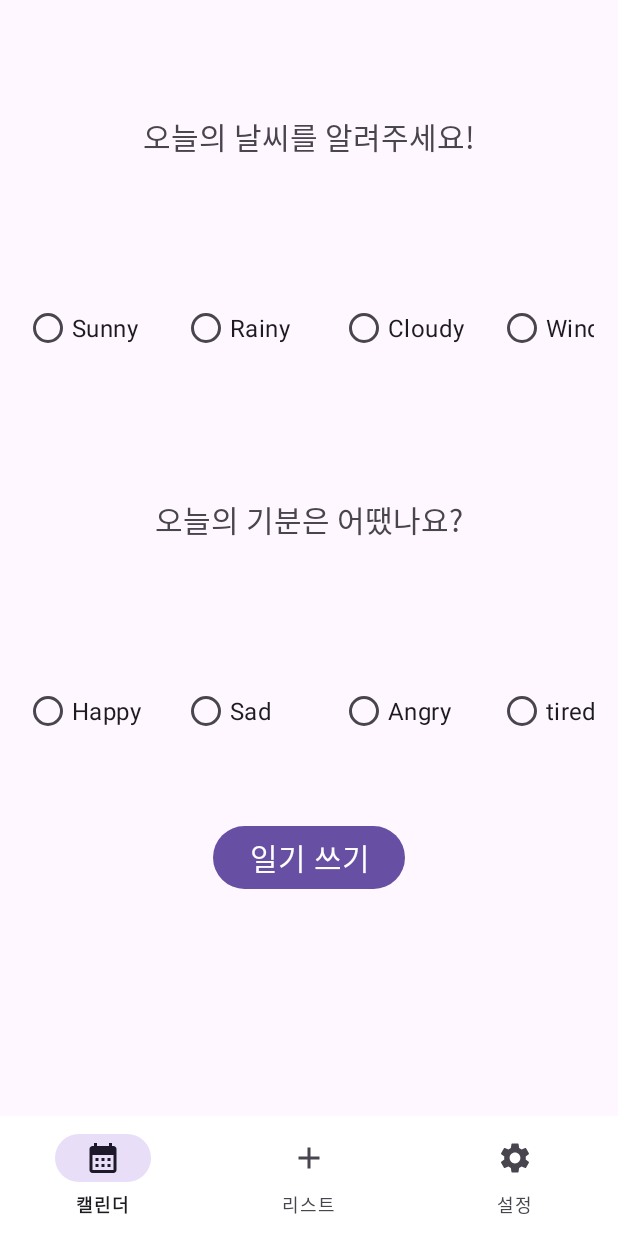
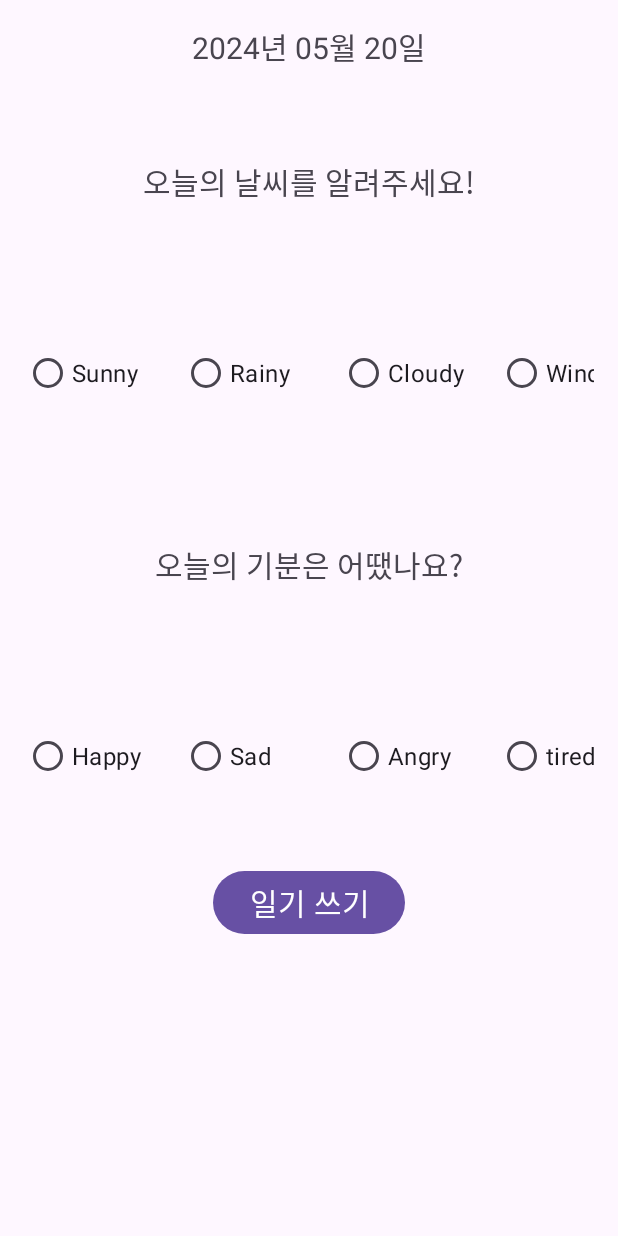
Before and after one commit to ZUZ1H3/Android-Diary-Project, an Android app: the fragment AddFragment placed in its activity, on a phone screen of 412 x 824 dp. Run offline under Robolectric (Android 15) with nearby library versions, the phone set to English and light mode, and no system bars.

Commit message:
달력의 날짜를 누르면 일기를 작성할 수 있는 기능

```diff
--- a/app/src/main/java/com/example/androidprogramming/AddFragment.java
+++ b/app/src/main/java/com/example/androidprogramming/AddFragment.java
@@ -15,9 +15,22 @@ public class AddFragment extends Fragment {
                              Bundle savedInstanceState) {
         View rootView = inflater.inflate(R.layout.fragment_add, container, false);
 
+
         rGroup_weather = rootView.findViewById(R.id.rGroup_weather);
         rGroup_mood = rootView.findViewById(R.id.rGroup_mood);
         button_write = rootView.findViewById(R.id.button_write);
+
+        // 날짜 데이터 받아오기
+        Bundle bundle = getArguments();
+        if (bundle != null) {
+            int year = bundle.getInt("year");
+            int month = bundle.getInt("month");
+            int day = bundle.getInt("day");
+
+            // 날짜를 텍스트뷰에 표시
+            TextView dateText = rootView.findViewById(R.id.date);
+            dateText.setText(year + "년 " + month + "월 " + day + "일");
+        }
 
         button_write.setOnClickListener(new View.OnClickListener() {
             @Override
@@ -43,7 +56,13 @@ public class AddFragment extends Fragment {
         });
 
         return rootView;
-        //return inflater.inflate(R.layout.fragment_add, container, false);
+
+    }
+
+    public void onResume() {
+        super.onResume();
+        // 프래그먼트가 화면에 표시될 때 네비게이션 바를 숨깁니다.
+        ((MainActivity) getActivity()).hideNavigationBar();
     }
 
 }
--- a/app/src/main/java/com/example/androidprogramming/CalendarAdapter.java
+++ b/app/src/main/java/com/example/androidprogramming/CalendarAdapter.java
@@ -1,20 +1,28 @@
 package com.example.androidprogramming;
+
+import android.graphics.Color;
+import android.os.Bundle;
 import android.view.LayoutInflater;
 import android.view.View;
 import android.view.ViewGroup;
 import android.widget.TextView;
+import android.widget.Toast;
 
 import androidx.annotation.NonNull;
 import androidx.recyclerview.widget.RecyclerView;
 
+import java.text.SimpleDateFormat;
 import java.util.ArrayList;
+import java.util.Calendar;
+import java.util.Locale;
 
+public class CalendarAdapter extends RecyclerView.Adapter<CalendarAdapter.CalendarViewHolder> {
+    ArrayList<Calendar> dayList;
 
-public class CalendarAdapter extends RecyclerView.Adapter<CalendarAdapter.CalendarViewHolder>{
-    ArrayList<String> dayList;
-    public CalendarAdapter(ArrayList<String> dayList){
+    public CalendarAdapter(ArrayList<Calendar> dayList) {
         this.dayList = dayList;
     }
+
     @NonNull
     @Override
     public CalendarViewHolder onCreateViewHolder(@NonNull ViewGroup parent, int viewType) {
@@ -25,7 +33,45 @@ public class CalendarAdapter extends RecyclerView.Adapter<CalendarAdapter.Calend
 
     @Override
     public void onBindViewHolder(@NonNull CalendarViewHolder holder, int position) {
-        holder.dayText.setText(dayList.get(position));
+        Calendar day = dayList.get(position);
+
+        if (day == null) {
+            holder.dayText.setText(""); // 빈 칸
+        } else {
+            holder.dayText.setText(String.valueOf(day.get(Calendar.DAY_OF_MONTH)));
+        }
+
+        // 텍스트 색상 지정 (토, 일)
+        if ((position + 1) % 7 == 0) {
+            holder.dayText.setTextColor(Color.BLUE);
+        } else if (position == 0 || position % 7 == 0) {
+            holder.dayText.setTextColor(Color.RED);
+        }
+
+        // 날짜 클릭 이벤트
+        holder.itemView.setOnClickListener(new View.OnClickListener() {
+            @Override
+            public void onClick(View view) {
+                int iYear = day.get(Calendar.YEAR);
+                int iMonth = day.get(Calendar.MONTH) + 1; // Calendar.MONTH는 0부터 시작
+                int iDay = day.get(Calendar.DAY_OF_MONTH);
+
+                //String yearMonDay = iYear + "년 " + iMonth + "월 " + iDay + "일";
+                //Toast.makeText(holder.itemView.getContext(), yearMonDay, Toast.LENGTH_SHORT).show();
+
+                AddFragment addFragment = new AddFragment();
+                // 날짜 데이터를 번들에 담아 프래그먼트로 전달
+                Bundle bundle = new Bundle();
+                bundle.putInt("year", iYear);
+                bundle.putInt("month", iMonth);
+                bundle.putInt("day", iDay);
+                addFragment.setArguments(bundle);
+                ((MainActivity)holder.itemView.getContext()).getSupportFragmentManager().beginTransaction()
+                        .replace(R.id.container, addFragment)
+                        .commit();
+
+            }
+        });
     }
 
     @Override
@@ -33,12 +79,12 @@ public class CalendarAdapter extends RecyclerView.Adapter<CalendarAdapter.Calend
         return dayList.size();
     }
 
-    class CalendarViewHolder extends RecyclerView.ViewHolder{
+    class CalendarViewHolder extends RecyclerView.ViewHolder {
         TextView dayText;
-        public CalendarViewHolder(@NonNull View itemView){
+
+        public CalendarViewHolder(@NonNull View itemView) {
             super(itemView);
             dayText = itemView.findViewById(R.id.dayText); // dayText 초기화
-
         }
     }
 }
--- a/app/src/main/java/com/example/androidprogramming/CalendarFragment.java
+++ b/app/src/main/java/com/example/androidprogramming/CalendarFragment.java
@@ -4,7 +4,6 @@ import android.os.Bundle;
 import androidx.annotation.NonNull;
 import androidx.annotation.Nullable;
 import androidx.fragment.app.Fragment;
-import androidx.fragment.app.FragmentTransaction;
 import androidx.recyclerview.widget.GridLayoutManager;
 import androidx.recyclerview.widget.RecyclerView;
 import android.view.LayoutInflater;
@@ -12,13 +11,12 @@ import android.view.View;
 import android.view.ViewGroup;
 import android.widget.Button;
 import android.widget.TextView;
-
 import java.text.SimpleDateFormat;
 import java.util.ArrayList;
 import java.util.Calendar;
 import java.util.Date;
 
-public class CalendarFragment extends Fragment {
+public class CalendarFragment extends Fragment{
 
     private TextView monthYearText;
     private Date now = new Date();
@@ -55,28 +53,12 @@ public class CalendarFragment extends Fragment {
             }
         });
 
-        /*listBtn.setOnClickListener(new View.OnClickListener() {
-            @Override
-            public void onClick(View v) {
-                FragmentTransaction fragmentTransaction = getFragmentManager().beginTransaction();
-
-                if (listFragment != null) {
-                    fragmentTransaction.show(listFragment);
-                } else {
-                    listFragment = new ListFragment();
-                    fragmentTransaction.add(R.id.container, listFragment);
-                }
-
-                fragmentTransaction.hide(CalendarFragment.this);
-                fragmentTransaction.commit();
-            }
-        });*/
         return view;
     }
 
     private void setMonthView() {
         monthYearText.setText(dateFormat.format(calendar.getTime()));
-        ArrayList<String> dayList = dayInMonthArray(calendar);
+        ArrayList<Calendar> dayList = dayInMonthArray(calendar);
         CalendarAdapter adapter = new CalendarAdapter(dayList);
         RecyclerView.LayoutManager manager = new GridLayoutManager(getContext(), 7);
         recyclerView.setLayoutManager(manager);
@@ -84,8 +66,8 @@ public class CalendarFragment extends Fragment {
     }
 
 
-    private ArrayList<String> dayInMonthArray(Calendar calendar) {
-        ArrayList<String> dayList = new ArrayList<>();
+    private ArrayList<Calendar> dayInMonthArray(Calendar calendar) {
+        ArrayList<Calendar> dayList = new ArrayList<>();
         int month = calendar.get(Calendar.MONTH) + 1;
         int lastDay = calendar.getActualMaximum(Calendar.DAY_OF_MONTH);
         calendar.set(Calendar.DAY_OF_MONTH, 1);
@@ -93,13 +75,16 @@ public class CalendarFragment extends Fragment {
 
         // 빈 칸 채우기
         for (int i = 1; i < dayOfWeek; i++) {
-            dayList.add("");
+            dayList.add(null);
         }
 
         for (int i = 1; i <= lastDay; i++) {
-            dayList.add(String.valueOf(i));
+            Calendar day = (Calendar) calendar.clone();
+            day.set(Calendar.DAY_OF_MONTH, i);
+            dayList.add(day);
         }
 
         return dayList;
     }
+
 }
--- a/app/src/main/java/com/example/androidprogramming/MainActivity.java
+++ b/app/src/main/java/com/example/androidprogramming/MainActivity.java
@@ -12,12 +12,14 @@ import com.google.android.material.navigation.NavigationBarView;
 
 import java.util.Set;
 
-public class MainActivity extends AppCompatActivity {
+public class MainActivity extends AppCompatActivity{
 
     CalendarFragment calendarFragment;
     AddFragment addFragment;
     SettingFragment settingFragment;
     Fragment activeFragment;
+
+    ListFragment listFragment;
 
     NavigationBarView navigationBarView;
     @Override
@@ -28,10 +30,11 @@ public class MainActivity extends AppCompatActivity {
         calendarFragment = new CalendarFragment();
         addFragment = new AddFragment();
         settingFragment = new SettingFragment();
+        listFragment = new ListFragment();
 
         // Add fragments to container
         getSupportFragmentManager().beginTransaction().add(R.id.containers, settingFragment, "3").hide(settingFragment).commit();
-        getSupportFragmentManager().beginTransaction().add(R.id.containers, addFragment, "2").hide(addFragment).commit();
+        getSupportFragmentManager().beginTransaction().add(R.id.containers, listFragment, "2").hide(listFragment).commit();
         getSupportFragmentManager().beginTransaction().add(R.id.containers, calendarFragment, "1").commit();
 
         activeFragment = calendarFragment;
@@ -46,9 +49,9 @@ public class MainActivity extends AppCompatActivity {
                     getSupportFragmentManager().beginTransaction().hide(activeFragment).show(calendarFragment).commit();
                     activeFragment = calendarFragment;
                     return true;
-                } else if (itemId == R.id.add) {
-                    getSupportFragmentManager().beginTransaction().hide(activeFragment).show(addFragment).commit();
-                    activeFragment = addFragment;
+                } else if (itemId == R.id.list) {
+                    getSupportFragmentManager().beginTransaction().hide(activeFragment).show(listFragment).commit();
+                    activeFragment = listFragment;
                     return true;
                 } else if (itemId == R.id.setting) {
                     getSupportFragmentManager().beginTransaction().hide(activeFragment).show(settingFragment).commit();
@@ -70,4 +73,5 @@ public class MainActivity extends AppCompatActivity {
     public void hideNavigationBar() {
         navigationBarView.setVisibility(View.GONE);
     }
+
 }
--- a/app/src/main/res/layout/fragment_add.xml
+++ b/app/src/main/res/layout/fragment_add.xml
@@ -8,6 +8,13 @@
     android:padding="16dp"
     tools:context=".AddFragment">
 
+    <TextView
+        android:id="@+id/date"
+        android:layout_width="match_parent"
+        android:layout_height="wrap_content"
+        android:text="2024년 05월 20일"
+        android:gravity="center"
+        android:textSize="20dp"/>
 
     <TextView
         android:id="@+id/weather"
```
